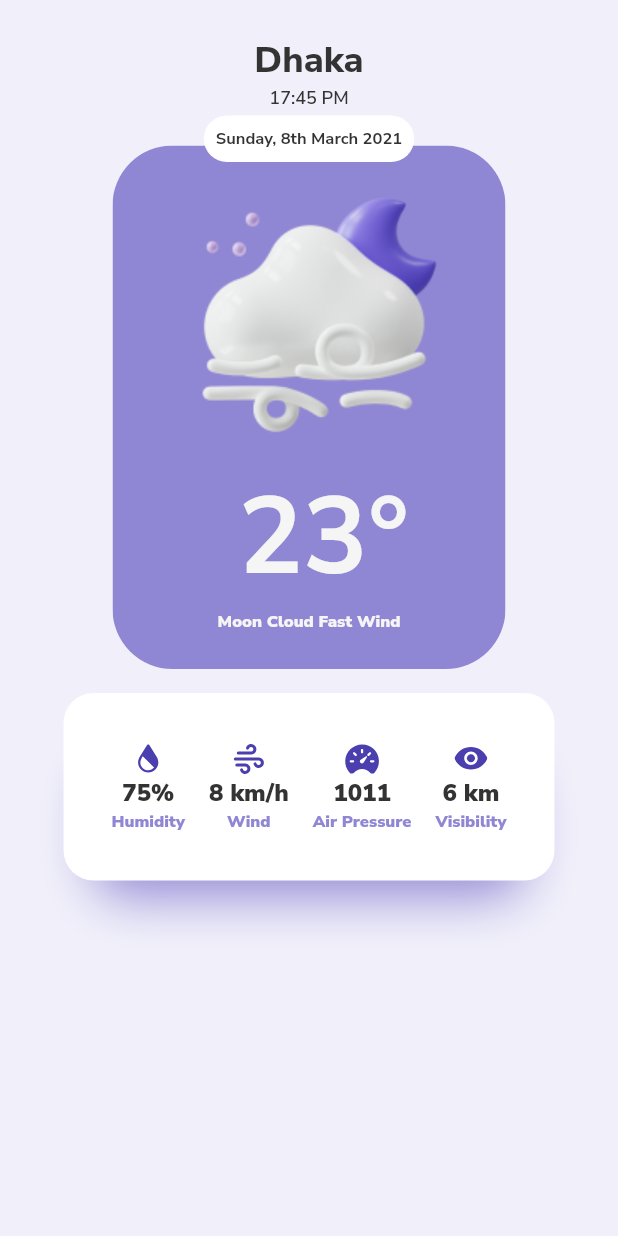
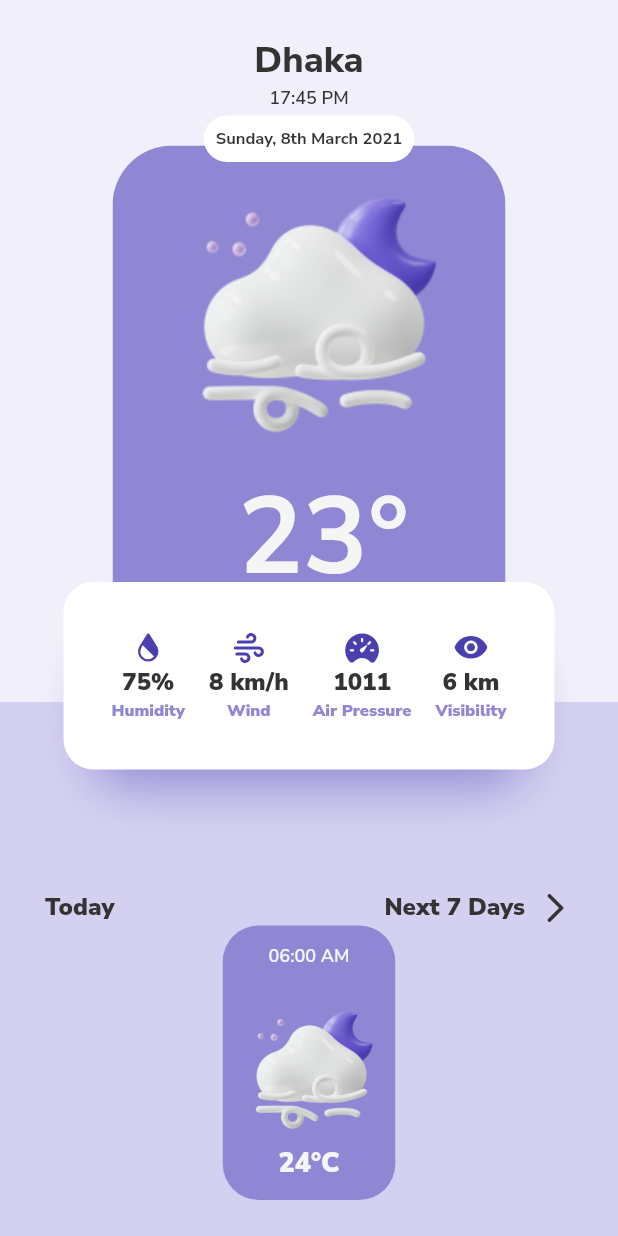
Before and after one commit to nayeemtby/glassy_weather, a Flutter app: the screen it shows after launch, on a phone screen of 412 x 824 dp. Run offline on Flutter 3.47's test engine with Material 2 defaults, Android fonts, the phone set to English and light mode, and no system bars; our stand-ins replace flutter_svg; project files that could hold a hidden picture were left out.

Commit message:
Did stuff I don't remember. But it's good

```diff
--- a/lib/dashboard.dart
+++ b/lib/dashboard.dart
@@ -1,6 +1,8 @@
+import 'package:flutter/cupertino.dart';
 import 'package:flutter/material.dart';
 import 'theme.dart';
 import 'components.dart';
+import 'details.dart';
 
 class Dashboard extends StatelessWidget {
   const Dashboard({Key? key}) : super(key: key);
@@ -13,23 +15,79 @@ class Dashboard extends StatelessWidget {
         color: MyColors.fifo,
         width: double.infinity,
         child: Column(
+          mainAxisAlignment: MainAxisAlignment.spaceBetween,
+          children: [
+            Column(
+              mainAxisSize: MainAxisSize.min,
               children: [
                 Text(
                   "Dhaka",
-              style: TxtThemes.extraB24.copyWith(color: MyColors.primaryGray),
+                  style:
+                      TxtThemes.extraB24.copyWith(color: MyColors.primaryGray),
                 ),
                 Text(
                   "17:45 PM",
-              style: TxtThemes.semiB12.copyWith(color: MyColors.primaryGray),
+                  style:
+                      TxtThemes.semiB12.copyWith(color: MyColors.primaryGray),
                 ),
                 const SizedBox(
                   height: 24,
                 ),
                 const DayCard(),
+              ],
+            ),
+            Container(
+              padding: const EdgeInsets.fromLTRB(30, 0, 30, 24),
+              alignment: Alignment.topCenter,
+              width: double.infinity,
+              color: MyColors.purple1,
+              child: Stack(fit: StackFit.loose, children: [
+                Column(
+                  mainAxisSize: MainAxisSize.min,
+                  children: [
+                    Transform.translate(
+                        offset: const Offset(0, -80),
+                        child: const MetricsCard()),
+                    Row(
+                      mainAxisAlignment: MainAxisAlignment.spaceBetween,
+                      children: [
+                        Text(
+                          'Today',
+                          style: TxtThemes.black16
+                              .copyWith(color: MyColors.primaryGray),
+                        ),
+                        InkWell(
+                          onTap: () {
+                            Navigator.push(
+                                context,
+                                CupertinoPageRoute(
+                                    builder: (ctx) => const DetailsScreen()));
+                          },
+                          child: Row(
+                            mainAxisSize: MainAxisSize.min,
+                            children: [
+                              Text(
+                                'Next 7 Days',
+                                style: TxtThemes.black16
+                                    .copyWith(color: MyColors.primaryGray),
+                              ),
                               const SizedBox(
-              height: 16,
+                                width: 8,
                               ),
-            const MetricsCard()
+                              const Icon(
+                                Icons.arrow_forward_ios_rounded,
+                                color: MyColors.primaryGray,
+                              )
+                            ],
+                          ),
+                        )
+                      ],
+                    ),
+                    const TimeCard(),
+                  ],
+                ),
+              ]),
+            ),
           ],
         ),
       ),
```
Also changed, not shown: lib/details.dart (added, +57 -0 lines). Lines whose indentation alone changed are shown as unchanged.
